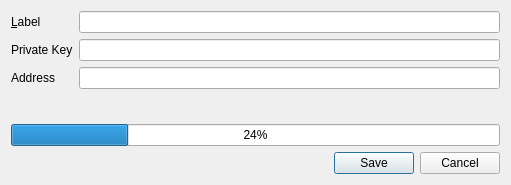
The window that src/qt/forms/importkeydialog.ui (LittleDuke/2GIVE) describes before a commit, drawn with Qt 5.
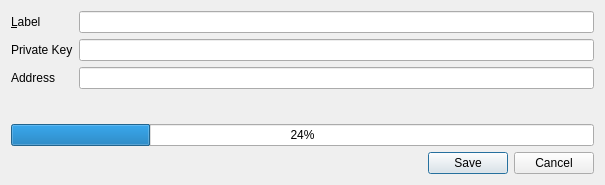
The same window after the commit.

The edit to the form file:
```diff
--- a/src/qt/forms/importkeydialog.ui
+++ b/src/qt/forms/importkeydialog.ui
@@ -6,7 +6,7 @@
    <rect>
     <x>0</x>
     <y>0</y>
-    <width>511</width>
+    <width>605</width>
     <height>185</height>
    </rect>
   </property>
@@ -51,6 +51,12 @@
        <property name="toolTip">
         <string>The private key to import into the wallet</string>
        </property>
+       <property name="inputMask">
+        <string notr="true"/>
+       </property>
+       <property name="text">
+        <string notr="true"/>
+       </property>
       </widget>
      </item>
      <item row="2" column="0">
@@ -68,6 +74,15 @@
        <property name="toolTip">
         <string>The public address paired with the private key</string>
        </property>
+       <property name="inputMask">
+        <string notr="true"/>
+       </property>
+       <property name="text">
+        <string notr="true"/>
+       </property>
+       <property name="readOnly">
+        <bool>true</bool>
+       </property>
       </widget>
      </item>
     </layout>
```
